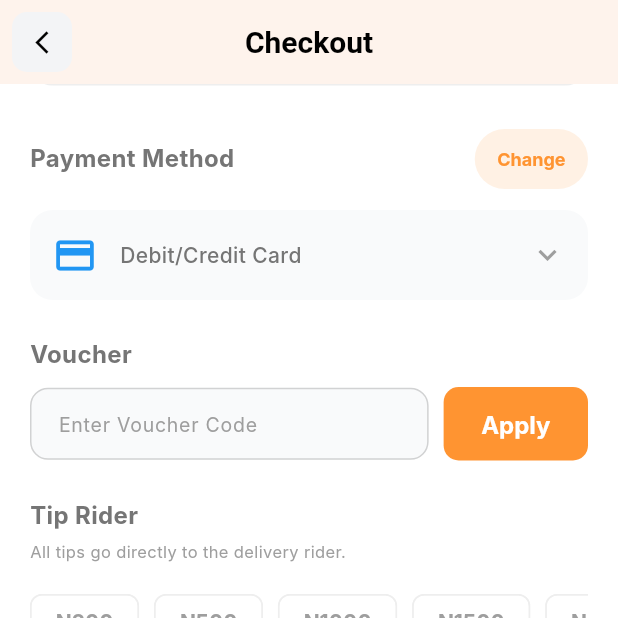
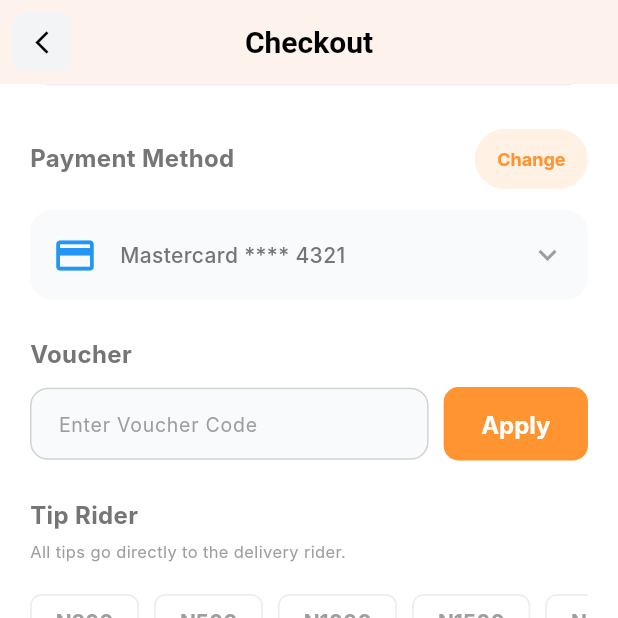
Before and after one commit to Uchedivine/chop-chop, a Flutter app: the CheckoutScreen screen opened by its route, scrolled down 273 dp, after a tap on "Apply", on a phone screen of 412 x 824 dp, the top half of it. Run offline on Flutter 3.47's test engine with Material 3 defaults, Android fonts, the phone set to English and light mode, and no system bars; our stand-ins replace flutter_map, geocoding, geolocator, latlong2; Roboto replaces fonts that are missing (DM Sans, Inter).

Commit message:
feat: implement payment method selection and integrate with checkout flow

```diff
--- a/lib/routes/AppRoutes.dart
+++ b/lib/routes/AppRoutes.dart
@@ -1,8 +1,8 @@
 import 'package:flutter/material.dart';
-import 'package:provider/provider.dart'; // Required for ChangeNotifierProvider
+import 'package:provider/provider.dart';
 import '../models/MenuItem.dart';
 import '../viewmodels/CartViewModel.dart';
-import '../viewmodels/CheckoutViewModel.dart'; // Ensure this is imported
+import '../viewmodels/CheckoutViewModel.dart';
 import '../views/SplashScreen.dart';
 import '../views/OnboardingScreens.dart';
 import '../views/LanguageSelectionScreen.dart';
@@ -20,6 +20,7 @@ import '../views/FoodDetailsScreen.dart';
 import '../views/CartScreen.dart';
 import '../views/OrderSummaryScreen.dart';
 import '../views/CheckoutScreen.dart';
+import '../views/PaymentMethodsScreen.dart'; // Fixed missing semicolon
 
 class AppRoutes {
   static const String splash = '/';
@@ -40,6 +41,7 @@ class AppRoutes {
   static const String cart = '/cart';
   static const String orderSummary = '/order-summary';
   static const String checkout = '/checkout';
+  static const String paymentMethods = '/payment-methods';
 
   static Map<String, WidgetBuilder> getRoutes() {
     return {
@@ -78,9 +80,15 @@ class AppRoutes {
           child: CheckoutScreen(
             restaurantName: args?['restaurantName'] ?? "Unknown",
             subtotal: args?['subtotal'] ?? 0.0,
-            deliveryAddress: args?['deliveryAddress'], // Pass dynamic address to the View
+            deliveryAddress: args?['deliveryAddress'],
           ),
         );
+      },
+
+      // ADDED: Payment Methods Route
+      paymentMethods: (context) {
+        final currentMethod = ModalRoute.of(context)?.settings.arguments as String? ?? "Credit/Debit Card";
+        return PaymentMethodsScreen(currentMethod: currentMethod);
       },
     };
   }
@@ -89,6 +97,11 @@ class AppRoutes {
 
   static void navigateTo(BuildContext context, String routeName, {Object? arguments}) {
     Navigator.pushNamed(context, routeName, arguments: arguments);
+  }
+
+  // UPDATED: Helper to return selected payment method
+  static Future<dynamic> navigateToPaymentMethods(BuildContext context, String currentMethod) {
+    return Navigator.pushNamed(context, paymentMethods, arguments: currentMethod);
   }
 
   static void navigateToReplacement(BuildContext context, String routeName) {
@@ -118,7 +131,6 @@ class AppRoutes {
     );
   }
 
-  // UPDATED: Added address parameter to ensure Checkout reflects the current user location
   static void navigateToCheckout(BuildContext context, String name, double total, String address) {
     navigateTo(
       context,
--- a/lib/viewmodels/CheckoutViewModel.dart
+++ b/lib/viewmodels/CheckoutViewModel.dart
@@ -1,9 +1,9 @@
 import 'package:flutter/material.dart';
 
 class CheckoutViewModel extends ChangeNotifier {
-  // --- State Variables ---
+  // --- Private State Variables ---
   String _deliveryAddress = "";
-  String _paymentMethod = "Debit/Credit Card";
+  String _paymentMethod = "Mastercard **** 4321"; // Initialized with a default card format
   String _voucherCode = "";
   double _tipAmount = 0.0;
   double _subtotal = 0.0;
@@ -14,20 +14,34 @@ class CheckoutViewModel extends ChangeNotifier {
   String get deliveryAddress => _deliveryAddress.isEmpty
       ? "No delivery address set"
       : _deliveryAddress;
+
   String get paymentMethod => _paymentMethod;
   double get tipAmount => _tipAmount;
   double get discount => _discount;
-  double get subtotal => _subtotal;       // ← was missing
-  double get deliveryFee => _deliveryFee; // ← was missing
+  double get subtotal => _subtotal;
+  double get deliveryFee => _deliveryFee;
+
+  // Dynamic calculation for the footer
   double get totalAmount => (_subtotal + _deliveryFee + _tipAmount) - _discount;
 
   // --- Actions ---
 
-  // Initialize with subtotal AND dynamic address from home screen
+  /// Called when the Checkout screen is first opened to sync data from the Cart/Home
   void initialize(double passedSubtotal, String? passedAddress) {
     _subtotal = passedSubtotal;
     if (passedAddress != null && passedAddress.isNotEmpty) {
       _deliveryAddress = passedAddress;
+    }
+    notifyListeners();
+  }
+
+  /// Updates the payment method based on selection from PaymentMethodsScreen
+  void updatePaymentMethod(String method) {
+    // Logic to format the display name based on selection
+    if (method == "Credit/Debit Card") {
+      _paymentMethod = "Mastercard **** 4321";
+    } else {
+      _paymentMethod = method;
     }
     notifyListeners();
   }
@@ -44,16 +58,14 @@ class CheckoutViewModel extends ChangeNotifier {
 
   void applyVoucher(String code) {
     _voucherCode = code;
+    // Basic logic for promo code verification
     if (code.toUpperCase() == "CHOP100") {
       _discount = 100.0;
+    } else if (code.toUpperCase() == "WELCOME500") {
+      _discount = 500.0;
     } else {
       _discount = 0.0;
     }
     notifyListeners();
   }
-
-  void updatePaymentMethod(String method) {
-    _paymentMethod = method;
-    notifyListeners();
-  }
 }
--- a/lib/views/CheckoutScreen.dart
+++ b/lib/views/CheckoutScreen.dart
@@ -1,11 +1,12 @@
 import 'package:flutter/material.dart';
 import 'package:provider/provider.dart';
 import '../viewmodels/CheckoutViewModel.dart';
+import '../routes/AppRoutes.dart'; // Added AppRoutes import
 
 class CheckoutScreen extends StatefulWidget {
   final String restaurantName;
   final double subtotal;
-  final String? deliveryAddress; // Added to handle dynamic address passing
+  final String? deliveryAddress;
 
   const CheckoutScreen({
     super.key,
@@ -101,7 +102,7 @@ class _CheckoutScreenState extends State<CheckoutScreen> {
                             const SizedBox(width: 10),
                             Expanded(
                               child: Text(
-                                vm.deliveryAddress, // DYNAMIC ADDRESS FROM VM
+                                vm.deliveryAddress,
                                 style: const TextStyle(fontSize: 13, color: Colors.black87, height: 1.4),
                               ),
                             ),
@@ -115,7 +116,18 @@ class _CheckoutScreenState extends State<CheckoutScreen> {
                 const SizedBox(height: 25),
 
                 // --- Payment Method ---
-                _buildSectionHeader("Payment Method", onChange: () {}),
+                // UPDATED: Added navigation logic to the Change button
+                _buildSectionHeader("Payment Method", onChange: () async {
+                  final selected = await Navigator.pushNamed(
+                    context,
+                    AppRoutes.paymentMethods,
+                    arguments: vm.paymentMethod
+                  );
+
+                  if (selected != null && selected is String) {
+                    vm.updatePaymentMethod(selected);
+                  }
+                }),
                 const SizedBox(height: 10),
                 Container(
                   padding: const EdgeInsets.all(15),
@@ -125,7 +137,12 @@ class _CheckoutScreenState extends State<CheckoutScreen> {
                   ),
                   child: Row(
                     children: [
-                      const Icon(Icons.credit_card, color: Colors.blue, size: 30),
+                      // Dynamic Icon based on method (Simplified logic)
+                      Icon(
+                        vm.paymentMethod.contains("Cash") ? Icons.handshake : Icons.credit_card,
+                        color: vm.paymentMethod.contains("Cash") ? Colors.green : Colors.blue,
+                        size: 30
+                      ),
                       const SizedBox(width: 15),
                       Text(vm.paymentMethod, style: const TextStyle(fontWeight: FontWeight.w500)),
                       const Spacer(),
@@ -207,7 +224,7 @@ class _CheckoutScreenState extends State<CheckoutScreen> {
 
                 const SizedBox(height: 30),
 
-                // --- Footer Totals (Calculation Area) ---
+                // --- Footer Totals ---
                 Container(
                   padding: const EdgeInsets.all(20),
                   decoration: BoxDecoration(
@@ -216,10 +233,8 @@ class _CheckoutScreenState extends State<CheckoutScreen> {
                   ),
                   child: Column(
                     children: [
-                      // FIXED: Using vm.subtotal public getter
                       _buildSummaryRow("Cost of total items:", "₦${vm.subtotal.toStringAsFixed(0)}"),
                       const SizedBox(height: 12),
-                      // FIXED: Using vm.deliveryFee public getter
                       _buildSummaryRow("Delivery Fee:", "₦${vm.deliveryFee.toStringAsFixed(0)}"),
                       const SizedBox(height: 12),
                       _buildSummaryRow("Tip:", "₦${vm.tipAmount.toStringAsFixed(0)}"),
```
Also changed, not shown: lib/views/PaymentMethodsScreen.dart (added, +123 -0 lines).
